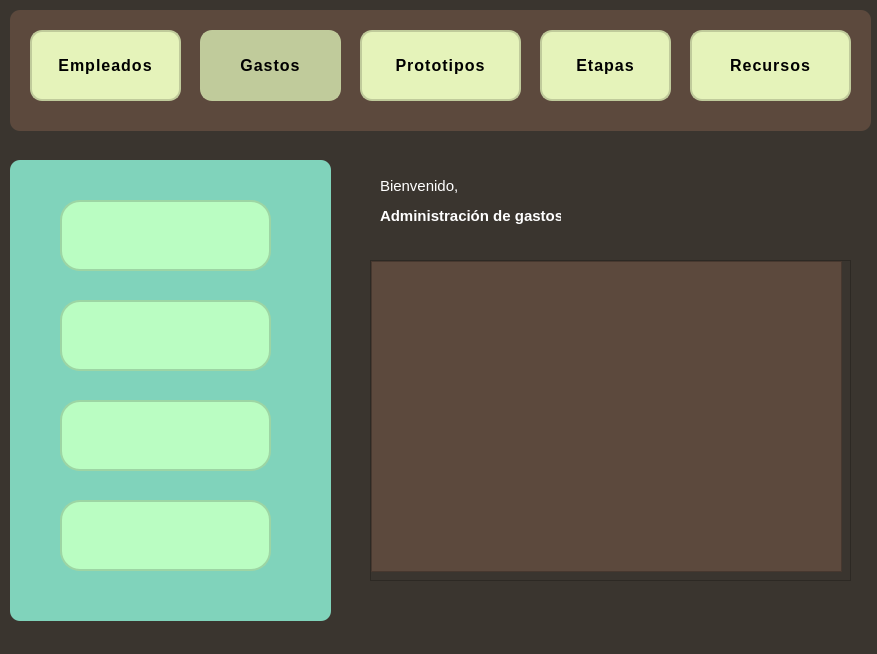
First picture: the form in V_G.ui, repository julinavas14/trabajo_programacion_sql, before the edit.
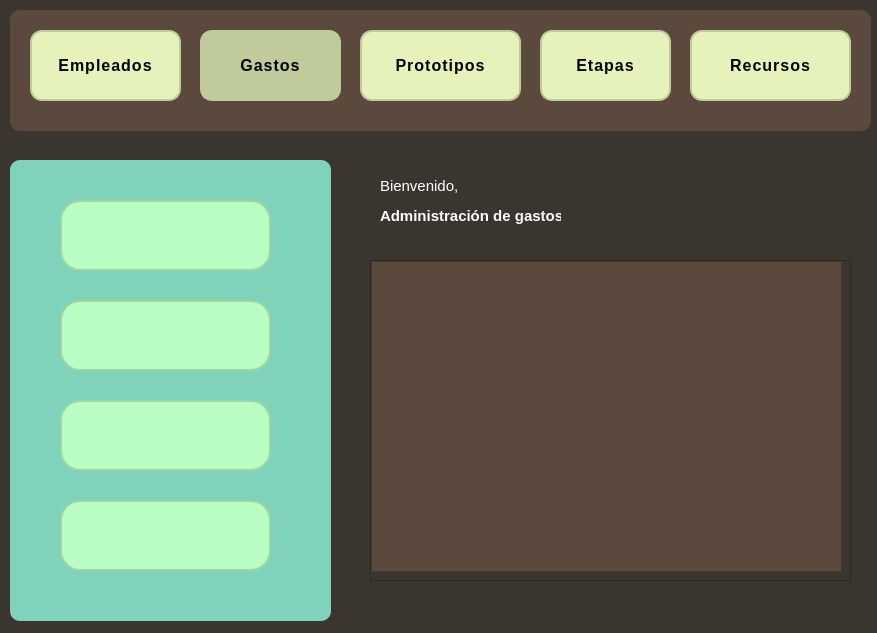
Second picture: the form after the edit. Icons and pictures are not drawn.

Patch:
```diff
--- a/V_G.ui
+++ b/V_G.ui
@@ -7,7 +7,7 @@
     <x>0</x>
     <y>0</y>
     <width>877</width>
-    <height>654</height>
+    <height>633</height>
    </rect>
   </property>
   <property name="windowTitle">
```
